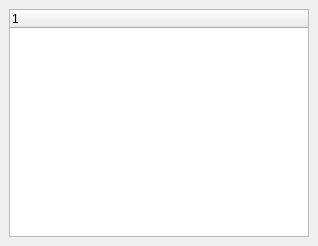
This is src/qt-console/fileset/fileset.ui in naszaklasa/bacula as Qt 5 draws it before an edit. The edited form follows.
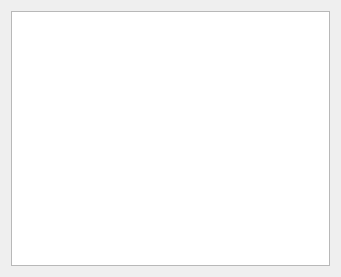
This is the edited form. Icons and pictures are not drawn.

```diff
--- a/src/qt-console/fileset/fileset.ui
+++ b/src/qt-console/fileset/fileset.ui
@@ -5,22 +5,16 @@
    <rect>
     <x>0</x>
     <y>0</y>
-    <width>318</width>
-    <height>246</height>
+    <width>341</width>
+    <height>277</height>
    </rect>
   </property>
   <property name="windowTitle" >
    <string>FileSet Tree</string>
   </property>
   <layout class="QGridLayout" >
-   <property name="margin" >
-    <number>9</number>
-   </property>
-   <property name="spacing" >
-    <number>6</number>
-   </property>
    <item row="0" column="0" >
-    <widget class="QTreeWidget" name="mp_treeWidget" />
+    <widget class="QTableWidget" name="tableWidget" />
    </item>
   </layout>
   <action name="actionRefreshFileSet" >
```
Left out of the diff: 2 changed lines with no effect on the pictures.
